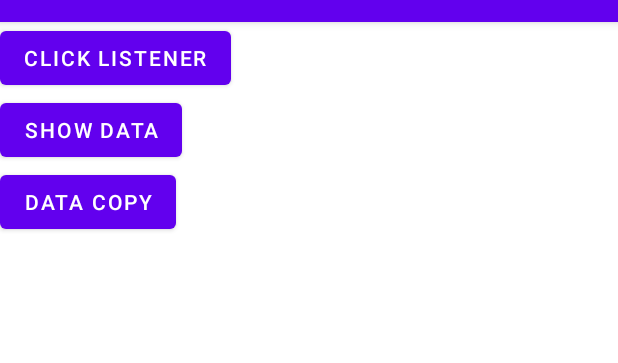
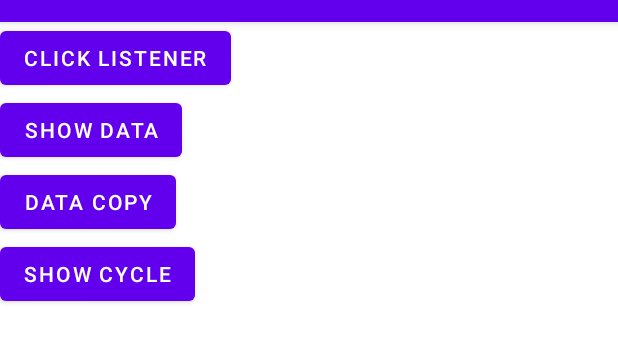
Before and after one commit to DenZoHunter/Weather, an Android app: the screen it shows after launch (MainActivity), on a phone screen of 412 x 824 dp, the part 62-425 px from its top. Run offline under Robolectric (Android 15) with nearby library versions, the phone set to English and light mode, and no system bars.

Commit message:
show Cycle on Log

```diff
--- a/app/src/main/res/layout/activity_main.xml
+++ b/app/src/main/res/layout/activity_main.xml
@@ -30,5 +30,13 @@
         app:layout_constraintStart_toStartOf="parent"
         app:layout_constraintTop_toBottomOf="@id/click_data" />
 
+    <com.google.android.material.button.MaterialButton
+        android:id="@+id/click_cycle"
+        android:layout_width="wrap_content"
+        android:layout_height="wrap_content"
+        android:text="@string/cycle"
+        app:layout_constraintStart_toStartOf="parent"
+        app:layout_constraintTop_toBottomOf="@id/click_data_copy" />
+
 
 </androidx.constraintlayout.widget.ConstraintLayout>
--- a/app/src/main/res/values/strings.xml
+++ b/app/src/main/res/values/strings.xml
@@ -3,4 +3,5 @@
     <string name="click_me">Click Listener</string>
     <string name="data_click">show data</string>
     <string name="data_copy_click">data copy</string>
+    <string name="cycle">show cycle</string>
 </resources>
```
Also changed, not shown: app/src/main/java/ru/geekbrains/weather/MainActivity.kt (+17 -0 lines).
